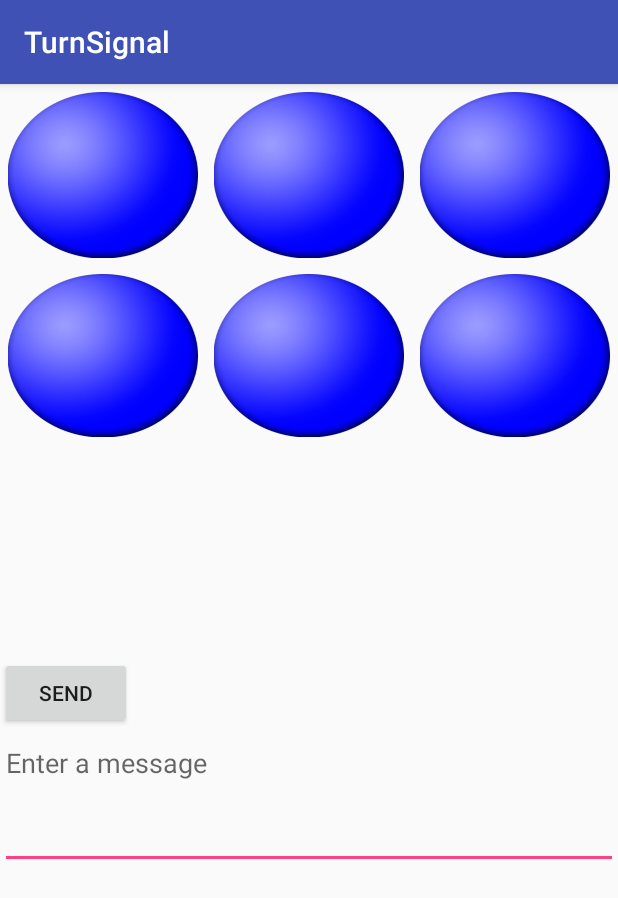
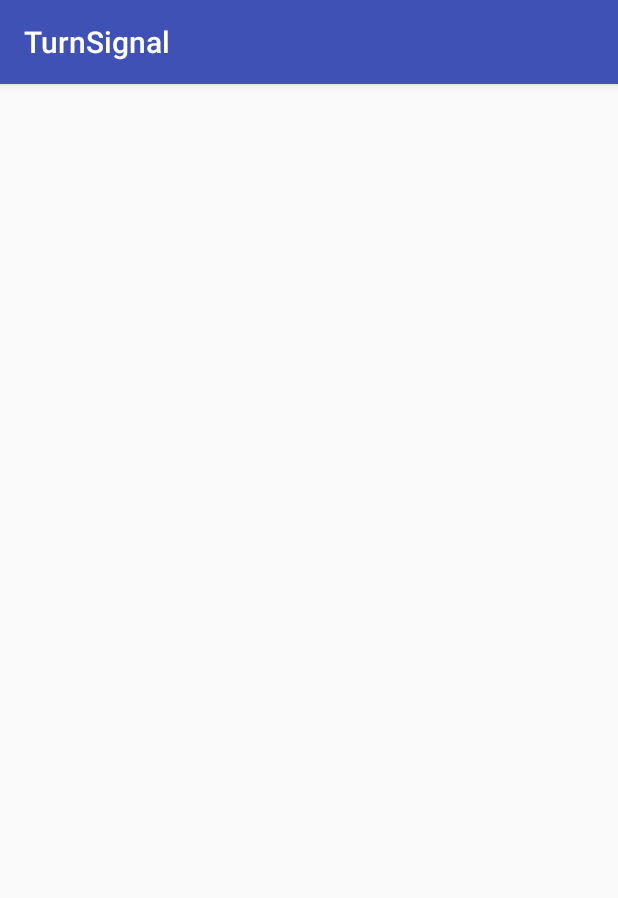
Before and after one commit to ankunix/bikeSignal, an Android app: the screen it shows after launch (MainActivity), on a phone screen of 412 x 824 dp. Shown: the top 898 px of the screen. Run offline under Robolectric (Android 15) with nearby library versions, the phone set to English and light mode, and no system bars.

Commit message:
update before reinstalling ubuntu

```diff
--- a/app/src/main/java/com/nishnha/turnsignal/MainActivity.java
+++ b/app/src/main/java/com/nishnha/turnsignal/MainActivity.java
@@ -11,9 +11,7 @@ import android.os.Bundle;
 import android.view.View;
 import android.widget.EditText;
 import android.widget.TextView;
-
 import java.util.ArrayList;
-import java.util.List;
 import java.util.Random;
 
 public class MainActivity extends AppCompatActivity implements SensorEventListener {
--- a/app/src/main/res/layout/activity_main.xml
+++ b/app/src/main/res/layout/activity_main.xml
@@ -4,146 +4,4 @@
     android:layout_height="fill_parent"
     android:orientation="vertical">
 
-    <LinearLayout
-        android:layout_width="fill_parent"
-        android:layout_height="121dp"
-        android:weightSum="6"
-        android:orientation="horizontal" >
-        <FrameLayout
-            android:layout_width="wrap_content"
-            android:layout_height="wrap_content"
-            android:layout_margin="5dp"
-            android:layout_weight="2"
-            android:id="@+id/ball_1"
-            android:background="@drawable/blue">
-            <TextView
-                android:layout_width="fill_parent"
-                android:layout_height="fill_parent"
-                android:id="@+id/number_1"
-                android:gravity="center"
-                android:layout_gravity="center_vertical"
-                android:textColor="@android:color/white" />
-        </FrameLayout>
-
-        <FrameLayout
-            android:layout_width="wrap_content"
-            android:layout_height="wrap_content"
-            android:layout_margin="5dp"
-            android:layout_weight="2"
-            android:id="@+id/ball_2"
-            android:background="@drawable/blue">
-            <TextView
-                android:layout_width="fill_parent"
-                android:layout_height="fill_parent"
-                android:id="@+id/number_2"
-                android:gravity="center"
-                android:layout_gravity="center_vertical"
-                android:textColor="@android:color/white" />
-        </FrameLayout>
-
-        <FrameLayout
-            android:layout_width="wrap_content"
-            android:layout_height="wrap_content"
-            android:layout_margin="5dp"
-            android:layout_weight="2"
-            android:id="@+id/ball_3"
-            android:background="@drawable/blue">
-            <TextView
-                android:layout_width="fill_parent"
-                android:layout_height="fill_parent"
-                android:id="@+id/number_3"
-                android:gravity="center"
-                android:layout_gravity="center_vertical"
-                android:textColor="@android:color/white" />
-        </FrameLayout>
-    </LinearLayout>
-
-    <LinearLayout
-        android:layout_width="fill_parent"
-        android:layout_height="119dp"
-        android:weightSum="6"
-        android:orientation="horizontal" >
-        <FrameLayout
-            android:layout_width="wrap_content"
-            android:layout_height="wrap_content"
-            android:layout_margin="5dp"
-            android:layout_weight="2"
-            android:id="@+id/ball_4"
-            android:background="@drawable/blue">
-            <TextView
-                android:layout_width="fill_parent"
-                android:layout_height="fill_parent"
-                android:id="@+id/number_4"
-                android:gravity="center"
-                android:layout_gravity="center_vertical"
-                android:textColor="@android:color/white" />
-        </FrameLayout>
-
-        <FrameLayout
-            android:layout_width="wrap_content"
-            android:layout_height="wrap_content"
-            android:layout_margin="5dp"
-            android:layout_weight="2"
-            android:id="@+id/ball_5"
-            android:background="@drawable/blue">
-            <TextView
-                android:layout_width="fill_parent"
-                android:layout_height="fill_parent"
-                android:id="@+id/number_5"
-                android:gravity="center"
-                android:layout_gravity="center_vertical"
-                android:textColor="@android:color/white" />
-        </FrameLayout>
-
-        <FrameLayout
-            android:layout_width="wrap_content"
-            android:layout_height="wrap_content"
-            android:layout_margin="5dp"
-            android:layout_weight="2"
-            android:id="@+id/ball_6"
-            android:background="@drawable/blue">
-            <TextView
-                android:layout_width="fill_parent"
-                android:layout_height="fill_parent"
-                android:id="@+id/number_6"
-                android:gravity="center"
-                android:layout_gravity="center_vertical"
-                android:textColor="@android:color/white" />
-        </FrameLayout>
-    </LinearLayout>
-
-    <LinearLayout
-        android:layout_width="match_parent"
-        android:layout_height="141dp">
-        <FrameLayout
-            android:layout_width="wrap_content"
-            android:layout_height="match_parent"
-            android:layout_gravity="fill_vertical" >
-            <TextView
-                android:layout_width="match_parent"
-                android:gravity="center"
-                android:layout_height="match_parent"
-                android:id="@+id/sensor_data" />
-        </FrameLayout>
-    </LinearLayout>
-    <LinearLayout
-        android:layout_width="match_parent"
-        android:layout_height="141dp">
-        <FrameLayout
-            android:layout_width="match_parent"
-            android:layout_height="match_parent">
-            <Button
-                android:layout_width="wrap_content"
-                android:layout_height="wrap_content"
-                android:text="@string/button_send"
-                android:onClick="sendMessage"/>
-            <EditText
-                android:layout_width="match_parent"
-                android:layout_height="match_parent"
-                android:layout_gravity="center_vertical"
-                android:id="@+id/edit_message"
-                android:hint="@string/edit_message"/>
-        </FrameLayout>
-    </LinearLayout>
-
 </LinearLayout>
```
